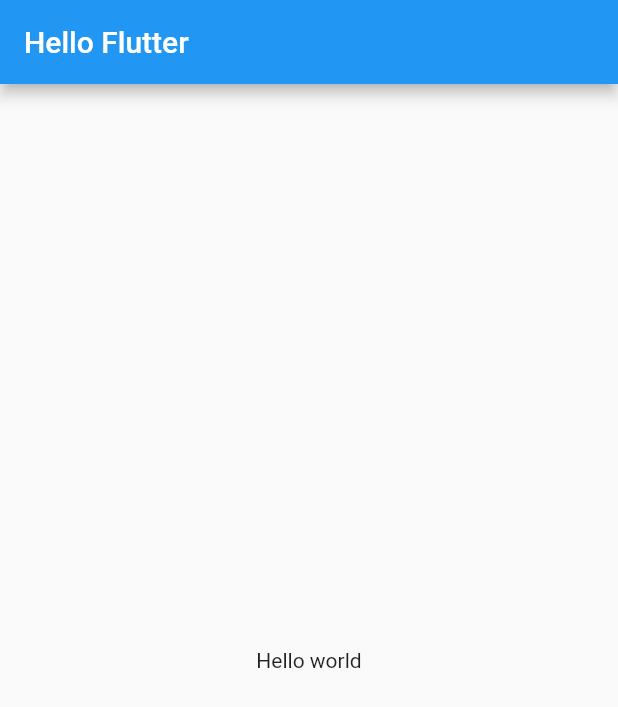
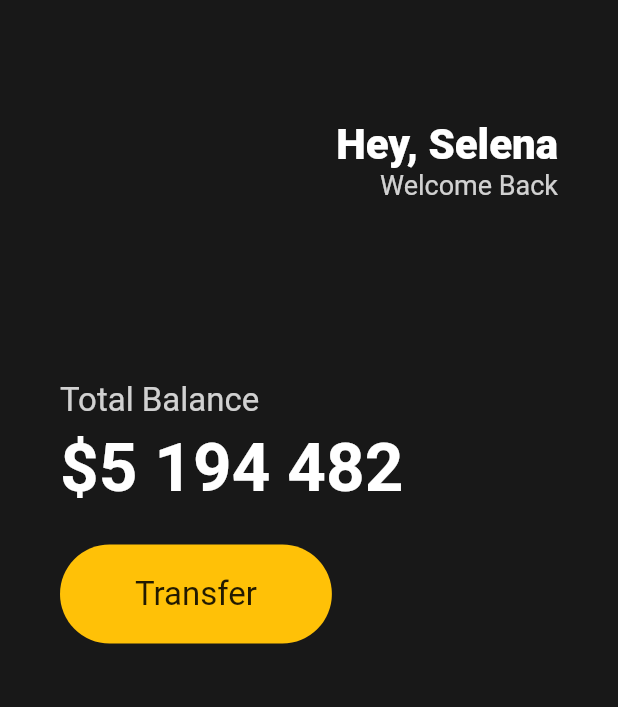
Before and after one commit to hunman89/toonflix, a Flutter app: the screen it shows after launch, on a phone screen of 412 x 824 dp. Shown: the top 707 px of the screen. Run offline on Flutter 3.47's test engine with Material 2 defaults, Android fonts, the phone set to English and light mode, and no system bars.

Commit message:
[ui] row, col, pad, text

```diff
--- a/lib/main.dart
+++ b/lib/main.dart
@@ -9,13 +9,81 @@ class App extends StatelessWidget {
   Widget build(BuildContext context) {
     return MaterialApp(
       home: Scaffold(
-        appBar: AppBar(
-          title: Text('Hello Flutter'),
-        ),
-        body: Center(
-          child: Text('Hello world'),
-        ),
-      ),
+          backgroundColor: Color(0xFF181818),
+          body: Padding(
+            padding: EdgeInsets.symmetric(horizontal: 40),
+            child:
+                Column(crossAxisAlignment: CrossAxisAlignment.start, children: [
+              SizedBox(
+                height: 80,
+              ),
+              Row(
+                mainAxisAlignment: MainAxisAlignment.end,
+                children: [
+                  Column(
+                    crossAxisAlignment: CrossAxisAlignment.end,
+                    children: [
+                      Text(
+                        'Hey, Selena',
+                        style: TextStyle(
+                            color: Colors.white,
+                            fontSize: 28,
+                            fontWeight: FontWeight.w800),
+                      ),
+                      Text('Welcome Back',
+                          style: TextStyle(
+                              color: Colors.white.withOpacity(0.8),
+                              fontSize: 18)),
+                    ],
+                  )
+                ],
+              ),
+              SizedBox(
+                height: 120,
+              ),
+              Text(
+                'Total Balance',
+                style: TextStyle(
+                  fontSize: 22,
+                  color: Colors.white.withOpacity(0.8),
+                ),
+              ),
+              SizedBox(
+                height: 5,
+              ),
+              Text(
+                '\$5 194 482',
+                style: TextStyle(
+                  fontSize: 45,
+                  fontWeight: FontWeight.w600,
+                  color: Colors.white,
+                ),
+              ),
+              SizedBox(
+                height: 25,
+              ),
+              Row(
+                children: [
+                  Container(
+                    decoration: BoxDecoration(
+                      color: Colors.amber,
+                      borderRadius: BorderRadius.circular(45),
+                    ),
+                    child: Padding(
+                      padding: const EdgeInsets.symmetric(
+                        vertical: 20,
+                        horizontal: 50,
+                      ),
+                      child: Text(
+                        'Transfer',
+                        style: TextStyle(fontSize: 22),
+                      ),
+                    ),
+                  ),
+                ],
+              )
+            ]),
+          )),
     );
   }
 }
```
